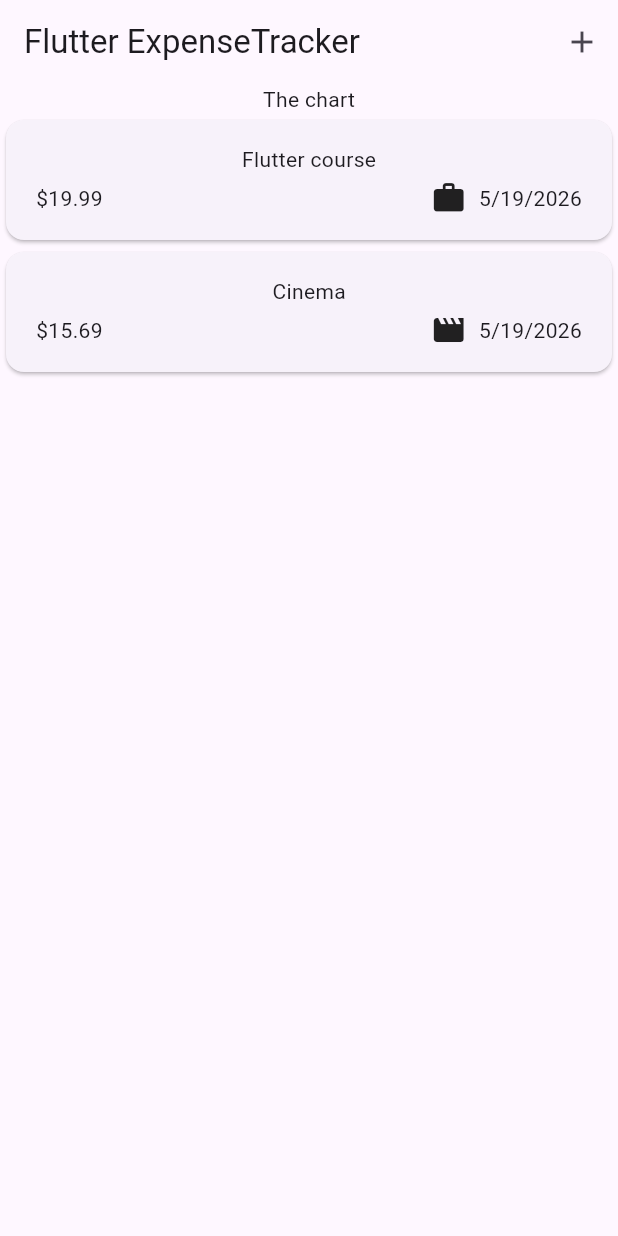
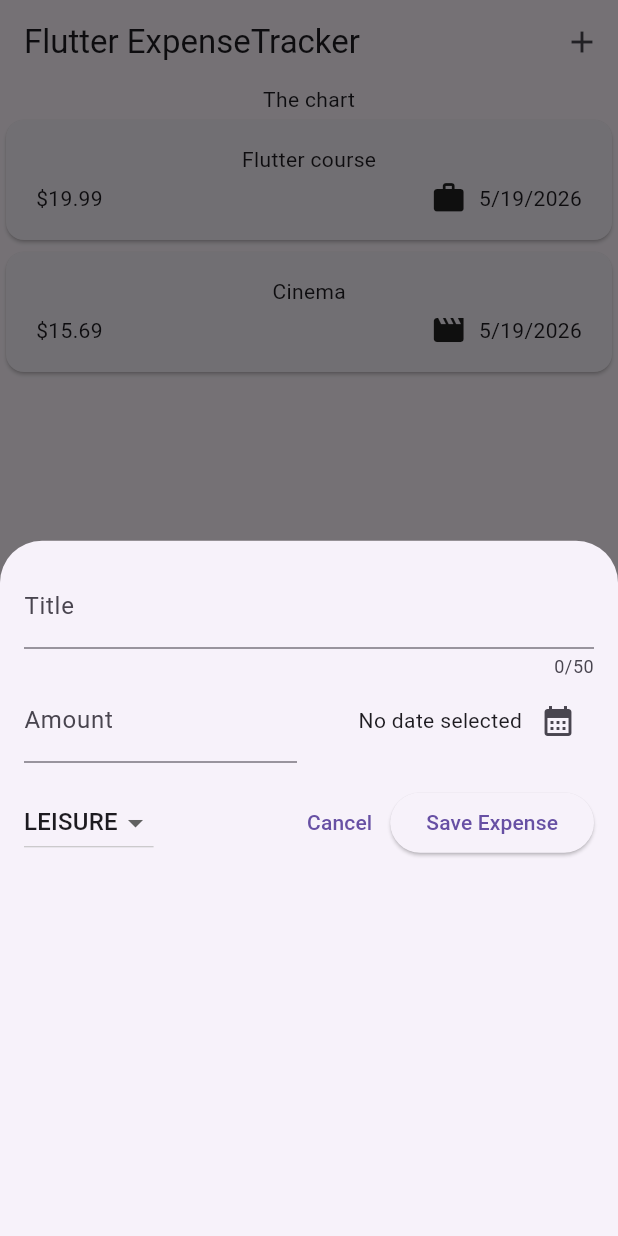
Before and after one commit to NetKanet/flutter-expense-tracker-app, a Flutter app: the screen it shows after launch, after a tap on the "add" icon, on a phone screen of 412 x 824 dp. Run offline on Flutter 3.47's test engine with Material 3 defaults, Android fonts, the phone set to English and light mode, and no system bars.

Commit message:
feat: add new expense form with modal bottom sheet

```diff
--- a/lib/widgets/expenses.dart
+++ b/lib/widgets/expenses.dart
@@ -2,6 +2,7 @@
 
 import 'package:flutter_expense_tracker_app/widgets/expenses_list/expenses_list.dart';
 import 'package:flutter_expense_tracker_app/models/expense.dart';
+import 'package:flutter_expense_tracker_app/widgets/new_expense.dart';
 
 class Expenses extends StatefulWidget {
   const Expenses({super.key});
@@ -28,12 +29,24 @@
     ),
   ];
 
+  void _openAddExpenseOverlay() {
+    showModalBottomSheet(
+      context: context,
+      builder: (ctx) => const NewExpense(),
+    );
+  }
+
   @override
   Widget build(BuildContext context) {
     return Scaffold(
       appBar: AppBar(
         title: const Text('Flutter ExpenseTracker'),
-        actions: [IconButton(onPressed: () {}, icon: const Icon(Icons.add))],
+        actions: [
+          IconButton(
+            onPressed: _openAddExpenseOverlay,
+            icon: const Icon(Icons.add),
+          ),
+        ],
       ),
       body: Column(
         children: [
--- /dev/null
+++ b/lib/widgets/new_expense.dart
@@ -0,0 +1,126 @@
+import 'package:flutter/material.dart';
+
+import 'package:flutter_expense_tracker_app/models/expense.dart';
+
+class NewExpense extends StatefulWidget {
+  const NewExpense({super.key});
+
+  @override
+  State<StatefulWidget> createState() {
+    return _NewExpenseState();
+  }
+}
+
+class _NewExpenseState extends State<NewExpense> {
+  final _titleController = TextEditingController();
+  final _amountController = TextEditingController();
+  DateTime? _selectedDate;
+  Category _selectedCategory = Category.leisure;
+
+  void _presentDatePicker() async {
+    final now = DateTime.now();
+    final firstDate = DateTime(now.year - 1, now.month, now.day);
+    final pickedDate = await showDatePicker(
+      context: context,
+      initialDate: now,
+      firstDate: firstDate,
+      lastDate: now,
+    );
+    setState(() {
+      _selectedDate = pickedDate;
+    });
+  }
+
+  @override
+  void dispose() {
+    _titleController.dispose();
+    _amountController.dispose();
+    super.dispose();
+  }
+
+  @override
+  Widget build(BuildContext context) {
+    return Padding(
+      padding: EdgeInsets.all(16),
+      child: Column(
+        children: [
+          TextField(
+            controller: _titleController,
+            maxLength: 50,
+            decoration: InputDecoration(label: Text('Title')),
+          ),
+          Row(
+            children: [
+              Expanded(
+                child: TextField(
+                  controller: _amountController,
+                  keyboardType: TextInputType.number,
+                  decoration: const InputDecoration(
+                    prefixText: '\$ ',
+                    label: Text('Amount'),
+                  ),
+                ),
+              ),
+              const SizedBox(width: 16),
+              Expanded(
+                child: Row(
+                  mainAxisAlignment: MainAxisAlignment.end,
+                  crossAxisAlignment: CrossAxisAlignment.center,
+                  children: [
+                    Text(
+                      _selectedDate == null
+                          ? 'No date selected'
+                          : formatter.format(_selectedDate!),
+                    ),
+                    IconButton(
+                      onPressed: _presentDatePicker,
+                      icon: const Icon(Icons.calendar_month),
+                    ),
+                  ],
+                ),
+              ),
+            ],
+          ),
+          const SizedBox(height: 16),
+          Row(
+            children: [
+              DropdownButton(
+                value: _selectedCategory,
+                items: Category.values
+                    .map(
+                      (category) => DropdownMenuItem(
+                        value: category,
+                        child: Text(category.name.toUpperCase()),
+                      ),
+                    )
+                    .toList(),
+                onChanged: (value) {
+                  if (value == null) {
+                    return;
+                  }
+                  setState(() {
+                    _selectedCategory = value;
+                  });
+                },
+              ),
+              const Spacer(),
+              TextButton(
+                onPressed: () {
+                  Navigator.pop(context);
+                },
+                child: const Text('Cancel'),
+              ),
+              ElevatedButton(
+                onPressed: () {
+                  print(_titleController.text);
+                  print(_amountController.text);
+                },
+                child: Text('Save Expense'),
+              ),
+            ],
+          ),
+        ],
+      ),
+    );
+  }
+}
```
